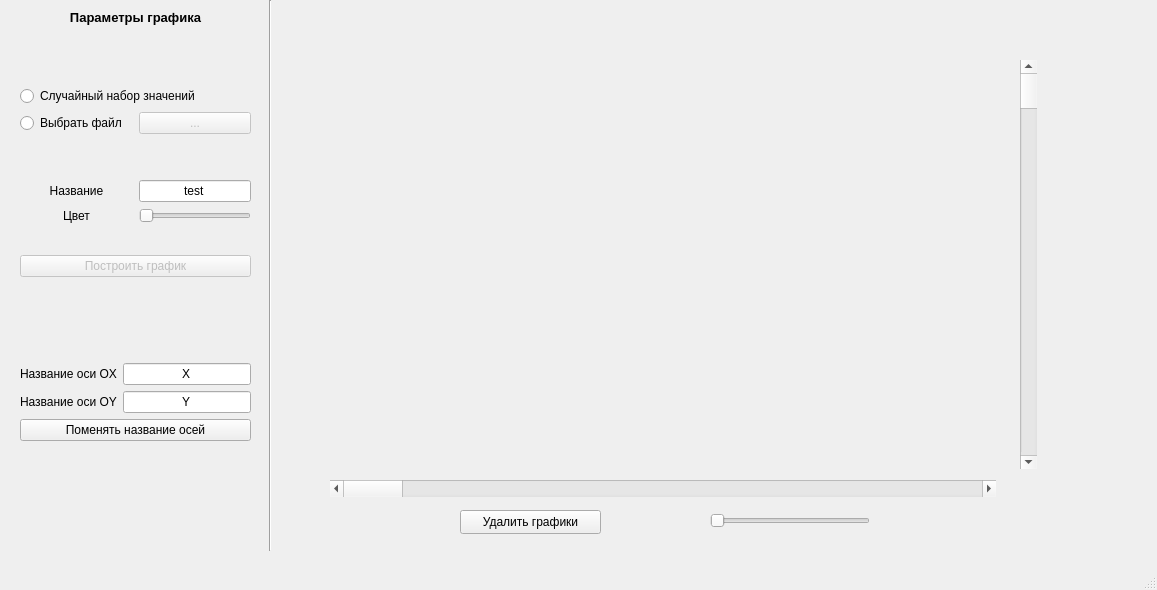
The window that graph/mainwindow.ui (KillReal01/BuildGraph) describes before a commit, drawn with Qt 5.
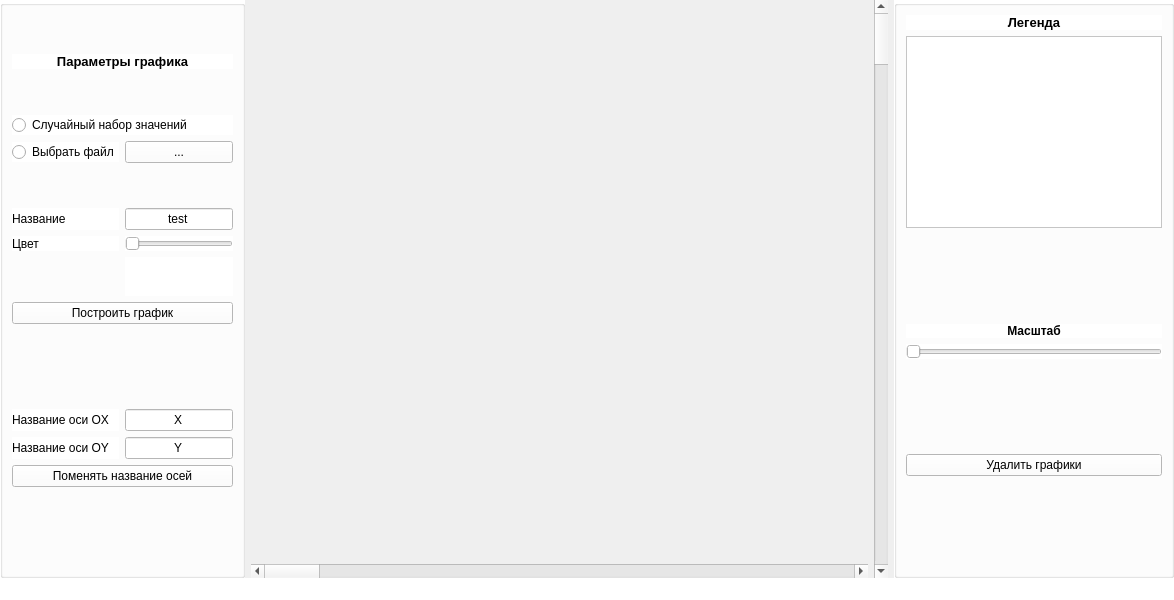
The same window after the commit.

Diff of the .ui file:
```diff
--- a/graph/mainwindow.ui
+++ b/graph/mainwindow.ui
@@ -6,108 +6,56 @@
    <rect>
     <x>0</x>
     <y>0</y>
-    <width>1157</width>
-    <height>590</height>
+    <width>1174</width>
+    <height>600</height>
    </rect>
   </property>
   <property name="windowTitle">
    <string>MainWindow</string>
   </property>
   <widget class="QWidget" name="centralwidget">
-   <widget class="QWidget" name="gridLayoutWidget">
-    <property name="geometry">
-     <rect>
-      <x>20</x>
-      <y>10</y>
-      <width>231</width>
-      <height>431</height>
-     </rect>
-    </property>
     <layout class="QGridLayout" name="gridLayout">
-     <item row="1" column="0">
-      <spacer name="verticalSpacer_2">
-       <property name="orientation">
-        <enum>Qt::Vertical</enum>
-       </property>
-       <property name="sizeHint" stdset="0">
-        <size>
-         <width>20</width>
-         <height>40</height>
-        </size>
-       </property>
-      </spacer>
-     </item>
-     <item row="4" column="1">
-      <widget class="QPushButton" name="pushButton_select_file">
-       <property name="enabled">
-        <bool>false</bool>
-       </property>
-       <property name="text">
-        <string>...</string>
-       </property>
-      </widget>
-     </item>
-     <item row="5" column="0" colspan="2">
-      <layout class="QVBoxLayout" name="verticalLayout_2">
-       <item>
+    <property name="leftMargin">
+     <number>0</number>
+    </property>
+    <property name="topMargin">
+     <number>0</number>
+    </property>
+    <property name="rightMargin">
+     <number>0</number>
+    </property>
+    <property name="bottomMargin">
+     <number>0</number>
+    </property>
+    <item row="1" column="5">
         <layout class="QGridLayout" name="gridLayout_3">
-         <item row="3" column="0">
+      <property name="spacing">
+       <number>0</number>
+      </property>
+      <item row="0" column="0">
           <spacer name="horizontalSpacer">
            <property name="orientation">
             <enum>Qt::Horizontal</enum>
            </property>
+        <property name="sizeType">
+         <enum>QSizePolicy::MinimumExpanding</enum>
+        </property>
            <property name="sizeHint" stdset="0">
             <size>
-             <width>40</width>
-             <height>20</height>
+          <width>300</width>
+          <height>300</height>
             </size>
            </property>
           </spacer>
          </item>
          <item row="2" column="0">
-          <widget class="QLabel" name="label_color">
-           <property name="text">
-            <string>Цвет</string>
-           </property>
-           <property name="alignment">
-            <set>Qt::AlignCenter</set>
-           </property>
-          </widget>
-         </item>
-         <item row="1" column="0">
-          <widget class="QLabel" name="label_graph_name">
-           <property name="text">
-            <string>Название</string>
-           </property>
-           <property name="alignment">
-            <set>Qt::AlignCenter</set>
-           </property>
-          </widget>
-         </item>
-         <item row="3" column="1">
-          <widget class="QWidget" name="widget_color" native="true"/>
-         </item>
-         <item row="1" column="1">
-          <widget class="QLineEdit" name="line_edit_graph_name">
-           <property name="text">
-            <string>test</string>
-           </property>
-           <property name="alignment">
-            <set>Qt::AlignCenter</set>
-           </property>
-          </widget>
-         </item>
-         <item row="2" column="1">
-          <widget class="QSlider" name="horizontalSlider_choose_color">
-           <property name="maximum">
-            <number>16777215</number>
-           </property>
+       <widget class="QScrollBar" name="horizontalScrollBar">
            <property name="orientation">
             <enum>Qt::Horizontal</enum>
            </property>
           </widget>
          </item>
-         <item row="0" column="0">
+      <item row="1" column="0">
           <spacer name="verticalSpacer">
            <property name="orientation">
             <enum>Qt::Vertical</enum>
@@ -122,16 +70,56 @@
          </item>
         </layout>
        </item>
-       <item>
-        <widget class="QPushButton" name="pushButton_buildgraph">
+    <item row="1" column="6">
+     <widget class="QScrollBar" name="verticalScrollBar">
          <property name="enabled">
-          <bool>false</bool>
+       <bool>true</bool>
+      </property>
+      <property name="orientation">
+       <enum>Qt::Vertical</enum>
+      </property>
+     </widget>
+    </item>
+    <item row="1" column="7">
+     <widget class="QGroupBox" name="groupBox_right">
+      <property name="sizePolicy">
+       <sizepolicy hsizetype="Fixed" vsizetype="Preferred">
+        <horstretch>0</horstretch>
+        <verstretch>0</verstretch>
+       </sizepolicy>
+      </property>
+      <property name="minimumSize">
+       <size>
+        <width>150</width>
+        <height>0</height>
+       </size>
+      </property>
+      <property name="styleSheet">
+       <string notr="true">background: rgb(255, 255, 255)</string>
+      </property>
+      <property name="title">
+       <string/>
+      </property>
+      <layout class="QVBoxLayout" name="verticalLayout_2">
+       <item>
+        <widget class="QLabel" name="label_7">
+         <property name="font">
+          <font>
+           <pointsize>10</pointsize>
+           <bold>true</bold>
+          </font>
          </property>
          <property name="text">
-          <string>Построить график</string>
+          <string>Легенда</string>
+         </property>
+         <property name="alignment">
+          <set>Qt::AlignCenter</set>
          </property>
         </widget>
        </item>
+       <item>
+        <widget class="QListWidget" name="listWidget"/>
+       </item>
        <item>
         <spacer name="verticalSpacer_4">
          <property name="orientation">
@@ -145,6 +133,28 @@
          </property>
         </spacer>
        </item>
+       <item>
+        <widget class="QLabel" name="label_6">
+         <property name="font">
+          <font>
+           <bold>true</bold>
+          </font>
+         </property>
+         <property name="text">
+          <string>Масштаб</string>
+         </property>
+         <property name="alignment">
+          <set>Qt::AlignCenter</set>
+         </property>
+        </widget>
+       </item>
+       <item>
+        <widget class="QSlider" name="horizontalSlider">
+         <property name="orientation">
+          <enum>Qt::Horizontal</enum>
+         </property>
+        </widget>
+       </item>
        <item>
         <spacer name="verticalSpacer_3">
          <property name="orientation">
@@ -159,21 +169,51 @@
         </spacer>
        </item>
        <item>
-        <layout class="QVBoxLayout" name="verticalLayout">
+        <widget class="QPushButton" name="pushButton_4">
+         <property name="text">
+          <string>Удалить графики</string>
+         </property>
+        </widget>
+       </item>
          <item>
+        <spacer name="verticalSpacer_2">
+         <property name="orientation">
+          <enum>Qt::Vertical</enum>
+         </property>
+         <property name="sizeHint" stdset="0">
+          <size>
+           <width>20</width>
+           <height>40</height>
+          </size>
+         </property>
+        </spacer>
+       </item>
+      </layout>
+     </widget>
+    </item>
+    <item row="1" column="3">
+     <widget class="QGroupBox" name="groupBox">
+      <property name="sizePolicy">
+       <sizepolicy hsizetype="Fixed" vsizetype="Preferred">
+        <horstretch>0</horstretch>
+        <verstretch>0</verstretch>
+       </sizepolicy>
+      </property>
+      <property name="minimumSize">
+       <size>
+        <width>200</width>
+        <height>0</height>
+       </size>
+      </property>
+      <property name="styleSheet">
+       <string notr="true">background: rgb(255, 255, 255)</string>
+      </property>
+      <property name="title">
+       <string/>
+      </property>
           <layout class="QGridLayout" name="gridLayout_2">
-           <item row="1" column="0">
-            <widget class="QLabel" name="label_name_OY">
-             <property name="text">
-              <string>Название оси OY</string>
-             </property>
-            </widget>
-           </item>
-           <item row="0" column="1">
-            <widget class="QLineEdit" name="line_edit_axisX">
-             <property name="layoutDirection">
-              <enum>Qt::LeftToRight</enum>
-             </property>
+       <item row="16" column="1">
+        <widget class="QLineEdit" name="lineEdit_2">
              <property name="text">
               <string>X</string>
              </property>
@@ -182,148 +222,226 @@
              </property>
             </widget>
            </item>
-           <item row="1" column="1">
-            <widget class="QLineEdit" name="line_edit_axisY">
+       <item row="21" column="0">
+        <spacer name="verticalSpacer_10">
+         <property name="orientation">
+          <enum>Qt::Vertical</enum>
+         </property>
+         <property name="sizeHint" stdset="0">
+          <size>
+           <width>20</width>
+           <height>40</height>
+          </size>
+         </property>
+        </spacer>
+       </item>
+       <item row="17" column="0">
+        <widget class="QLabel" name="label_5">
              <property name="text">
-              <string>Y</string>
-             </property>
+          <string>Название оси OY</string>
+         </property>
+        </widget>
+       </item>
+       <item row="15" column="0">
+        <spacer name="verticalSpacer_5">
+         <property name="orientation">
+          <enum>Qt::Vertical</enum>
+         </property>
+         <property name="sizeHint" stdset="0">
+          <size>
+           <width>20</width>
+           <height>40</height>
+          </size>
+         </property>
+        </spacer>
+       </item>
+       <item row="22" column="0">
+        <spacer name="verticalSpacer_9">
+         <property name="orientation">
+          <enum>Qt::Vertical</enum>
+         </property>
+         <property name="sizeHint" stdset="0">
+          <size>
+           <width>20</width>
+           <height>40</height>
+          </size>
+         </property>
+        </spacer>
+       </item>
+       <item row="13" column="0" colspan="2">
+        <widget class="QPushButton" name="pushButton_2">
+         <property name="text">
+          <string>Построить график</string>
+         </property>
+        </widget>
+       </item>
+       <item row="8" column="0">
+        <widget class="QLabel" name="label_3">
+         <property name="text">
+          <string>Цвет</string>
+         </property>
+        </widget>
+       </item>
+       <item row="6" column="1">
+        <widget class="QLineEdit" name="lineEdit">
+         <property name="text">
+          <string>test</string>
+         </property>
              <property name="alignment">
               <set>Qt::AlignCenter</set>
              </property>
             </widget>
            </item>
-           <item row="0" column="0">
-            <widget class="QLabel" name="label_name_OX">
+       <item row="5" column="0">
+        <spacer name="verticalSpacer_6">
+         <property name="orientation">
+          <enum>Qt::Vertical</enum>
+         </property>
+         <property name="sizeHint" stdset="0">
+          <size>
+           <width>20</width>
+           <height>40</height>
+          </size>
+         </property>
+        </spacer>
+       </item>
+       <item row="1" column="0" colspan="2">
+        <widget class="QLabel" name="label_2">
+         <property name="font">
+          <font>
+           <pointsize>10</pointsize>
+           <bold>true</bold>
+          </font>
+         </property>
+         <property name="text">
+          <string>Параметры графика</string>
+         </property>
+         <property name="alignment">
+          <set>Qt::AlignCenter</set>
+         </property>
+        </widget>
+       </item>
+       <item row="6" column="0">
+        <widget class="QLabel" name="label">
+         <property name="text">
+          <string>Название</string>
+         </property>
+        </widget>
+       </item>
+       <item row="16" column="0">
+        <widget class="QLabel" name="label_4">
              <property name="text">
               <string>Название оси OX</string>
              </property>
             </widget>
            </item>
-          </layout>
-         </item>
-         <item>
-          <widget class="QPushButton" name="pushButton_axis">
+       <item row="14" column="0">
+        <spacer name="verticalSpacer_11">
+         <property name="orientation">
+          <enum>Qt::Vertical</enum>
+         </property>
+         <property name="sizeHint" stdset="0">
+          <size>
+           <width>20</width>
+           <height>40</height>
+          </size>
+         </property>
+        </spacer>
+       </item>
+       <item row="4" column="1">
+        <widget class="QPushButton" name="pushButton">
+         <property name="text">
+          <string>...</string>
+         </property>
+        </widget>
+       </item>
+       <item row="20" column="0" colspan="2">
+        <widget class="QPushButton" name="pushButton_3">
            <property name="text">
             <string>Поменять название осей</string>
            </property>
           </widget>
          </item>
-        </layout>
+       <item row="2" column="0">
+        <spacer name="verticalSpacer_7">
+         <property name="orientation">
+          <enum>Qt::Vertical</enum>
+         </property>
+         <property name="sizeHint" stdset="0">
+          <size>
+           <width>20</width>
+           <height>40</height>
+          </size>
+         </property>
+        </spacer>
        </item>
-      </layout>
-     </item>
-     <item row="2" column="0" colspan="2">
-      <widget class="QRadioButton" name="radioButton_rand">
-       <property name="text">
-        <string>Случайный набор значений</string>
+       <item row="8" column="1">
+        <widget class="QSlider" name="horizontalSlider_2">
+         <property name="maximum">
+          <number>16777215</number>
+         </property>
+         <property name="orientation">
+          <enum>Qt::Horizontal</enum>
        </property>
       </widget>
      </item>
+       <item row="9" column="1">
+        <widget class="QWidget" name="widget" native="true"/>
+       </item>
      <item row="4" column="0">
-      <widget class="QRadioButton" name="radioButton_file">
+        <widget class="QRadioButton" name="radioButton_2">
        <property name="text">
         <string>Выбрать файл</string>
        </property>
       </widget>
      </item>
-     <item row="0" column="0" colspan="2">
-      <widget class="QLabel" name="info">
-       <property name="font">
-        <font>
-         <pointsize>10</pointsize>
-         <bold>true</bold>
-        </font>
-       </property>
+       <item row="3" column="0" colspan="2">
+        <widget class="QRadioButton" name="radioButton">
+         <property name="text">
+          <string>Случайный набор значений</string>
+         </property>
+        </widget>
+       </item>
+       <item row="9" column="0">
+        <spacer name="verticalSpacer_8">
+         <property name="orientation">
+          <enum>Qt::Vertical</enum>
+         </property>
+         <property name="sizeHint" stdset="0">
+          <size>
+           <width>20</width>
+           <height>40</height>
+          </size>
+         </property>
+        </spacer>
+       </item>
+       <item row="17" column="1">
+        <widget class="QLineEdit" name="lineEdit_3">
        <property name="text">
-        <string>Параметры графика</string>
+          <string>Y</string>
        </property>
        <property name="alignment">
         <set>Qt::AlignCenter</set>
        </property>
       </widget>
      </item>
-    </layout>
-   </widget>
-   <widget class="Line" name="line">
-    <property name="geometry">
-     <rect>
-      <x>260</x>
-      <y>0</y>
+       <item row="0" column="0">
+        <spacer name="verticalSpacer_12">
+         <property name="orientation">
+          <enum>Qt::Vertical</enum>
+         </property>
+         <property name="sizeHint" stdset="0">
+          <size>
       <width>20</width>
-      <height>551</height>
-     </rect>
-    </property>
-    <property name="orientation">
-     <enum>Qt::Vertical</enum>
-    </property>
-   </widget>
-   <widget class="QPushButton" name="pushButton_delete">
-    <property name="geometry">
-     <rect>
-      <x>460</x>
-      <y>510</y>
-      <width>141</width>
-      <height>24</height>
-     </rect>
-    </property>
-    <property name="text">
-     <string>Удалить графики</string>
-    </property>
-   </widget>
-   <widget class="QScrollBar" name="horizontalScrollBar">
-    <property name="geometry">
-     <rect>
-      <x>330</x>
-      <y>480</y>
-      <width>666</width>
-      <height>17</height>
-     </rect>
-    </property>
-    <property name="orientation">
-     <enum>Qt::Horizontal</enum>
-    </property>
-   </widget>
-   <widget class="QScrollBar" name="verticalScrollBar">
-    <property name="geometry">
-     <rect>
-      <x>1020</x>
-      <y>60</y>
-      <width>17</width>
-      <height>409</height>
-     </rect>
-    </property>
-    <property name="orientation">
-     <enum>Qt::Vertical</enum>
-    </property>
-   </widget>
-   <widget class="QSlider" name="horizontalSlider">
-    <property name="geometry">
-     <rect>
-      <x>710</x>
-      <y>510</y>
-      <width>160</width>
-      <height>22</height>
-     </rect>
-    </property>
-    <property name="orientation">
-     <enum>Qt::Horizontal</enum>
-    </property>
-   </widget>
-   <widget class="QWidget" name="">
-    <property name="geometry">
-     <rect>
-      <x>310</x>
-      <y>40</y>
-      <width>701</width>
-      <height>431</height>
-     </rect>
-    </property>
-    <layout class="QGridLayout" name="gridLayout_4">
-     <item row="0" column="1">
-      <widget class="QWidget" name="widget" native="true"/>
+           <height>40</height>
+          </size>
+         </property>
+        </spacer>
      </item>
     </layout>
    </widget>
+    </item>
+   </layout>
   </widget>
   <widget class="QMenuBar" name="menubar">
    <property name="geometry">
@@ -335,22 +453,11 @@
     </rect>
    </property>
   </widget>
-  <widget class="QStatusBar" name="statusbar"/>
-  <action name="add file">
-   <property name="text">
-    <string>Добавить файл</string>
+  <widget class="QStatusBar" name="statusbar">
+   <property name="styleSheet">
+    <string notr="true">background: rgb(255, 255, 255)</string>
    </property>
-  </action>
-  <action name="exit">
-   <property name="text">
-    <string>Выход</string>
-   </property>
-  </action>
-  <action name="action">
-   <property name="text">
-    <string>Создать случайный набор</string>
-   </property>
-  </action>
+  </widget>
  </widget>
  <resources/>
  <connections/>
```
Left out of the diff: 2 changed lines with no effect on the pictures. Lines whose indentation alone changed are shown as unchanged.
